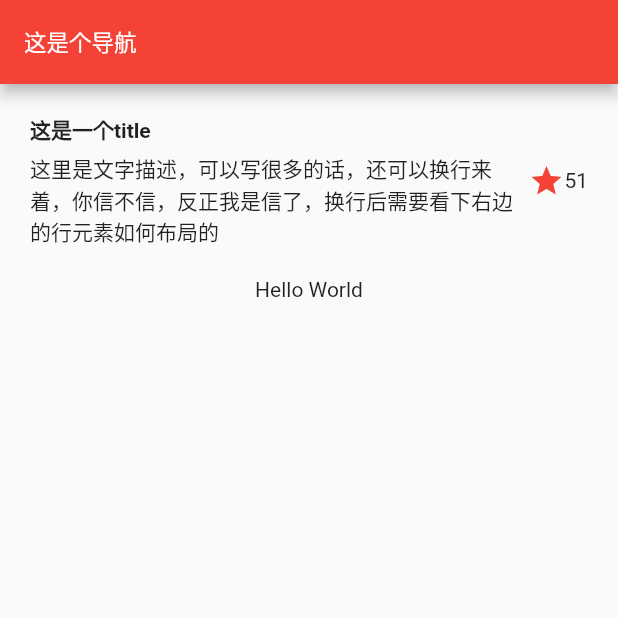
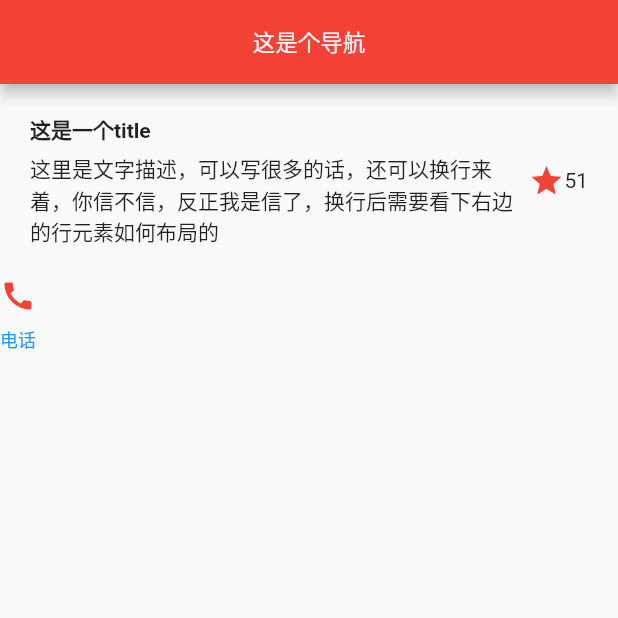
Before and after one commit to JeffreyWW/flutter_project, a Flutter app: the screen it shows after launch, on a phone screen of 412 x 824 dp, the top half of it. Run offline on Flutter 3.47's test engine with Material 2 defaults, Android fonts, the phone set to English and light mode, and no system bars.

Commit message:
一个按钮

```diff
--- a/lib/main.dart
+++ b/lib/main.dart
@@ -13,6 +13,7 @@ class MyApp extends StatelessWidget {
       home: new Scaffold(
         appBar: new AppBar(
           backgroundColor: Colors.red,
+          centerTitle: true,
           title: new Text(
             '这是个导航',
             style: TextStyle(fontSize: 15),
@@ -20,13 +21,7 @@ class MyApp extends StatelessWidget {
           ),
         ),
         body: Column(
-          children: <Widget>[
-            TitleSection(),
-            new Text(
-              'Hello World',
-              textDirection: TextDirection.rtl,
-            ),
-          ],
+          children: <Widget>[TitleSection(), BtnSection()],
         ),
       ),
     );
@@ -67,3 +62,32 @@ class TitleSection extends StatelessWidget {
     );
   }
 }
+
+class BtnSection extends StatelessWidget {
+  @override
+  Widget build(BuildContext context) {
+    Column buildBtnColumn(IconData icon, String btnTitle) {
+      return Column(
+        children: <Widget>[
+          Icon(
+            icon,
+            color: Colors.red,
+          ),
+          Container(
+              child: Text(
+                btnTitle,
+                style: TextStyle(
+                    fontSize: 12,
+                    color: Colors.blue,
+                    fontWeight: FontWeight.w400),
+              ),
+              margin: EdgeInsets.only(top: 8)),
+        ],
+      );
+    }
+
+    return Row(
+      children: <Widget>[buildBtnColumn(Icons.call, "电话")],
+    );
+  }
+}
```
